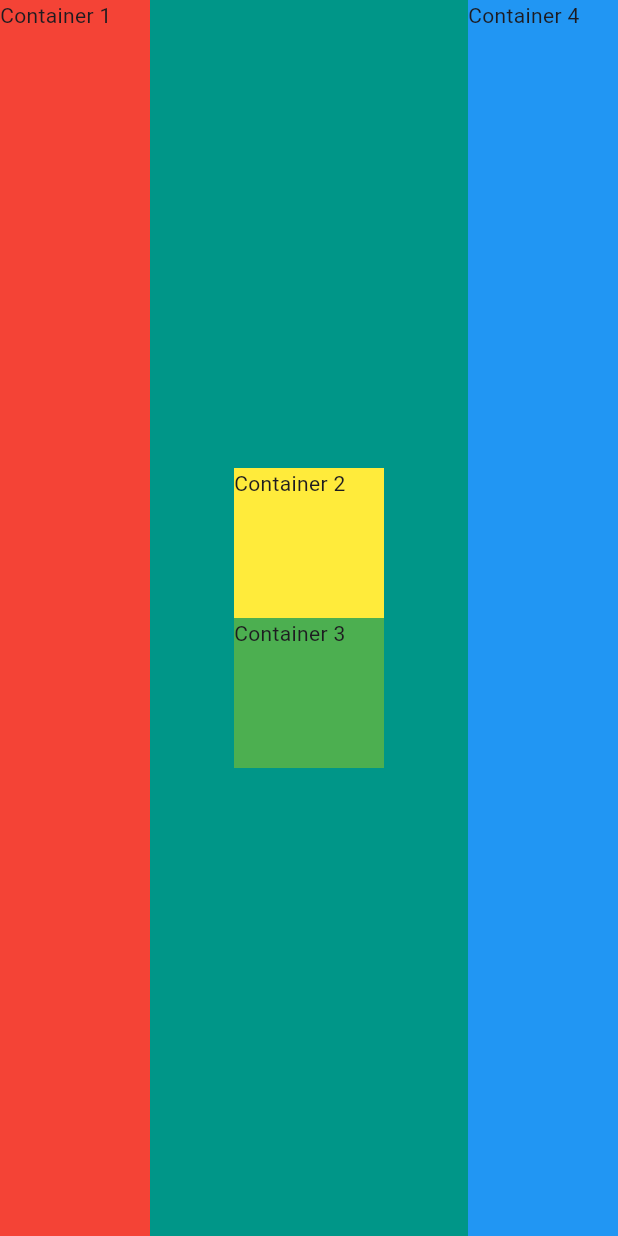
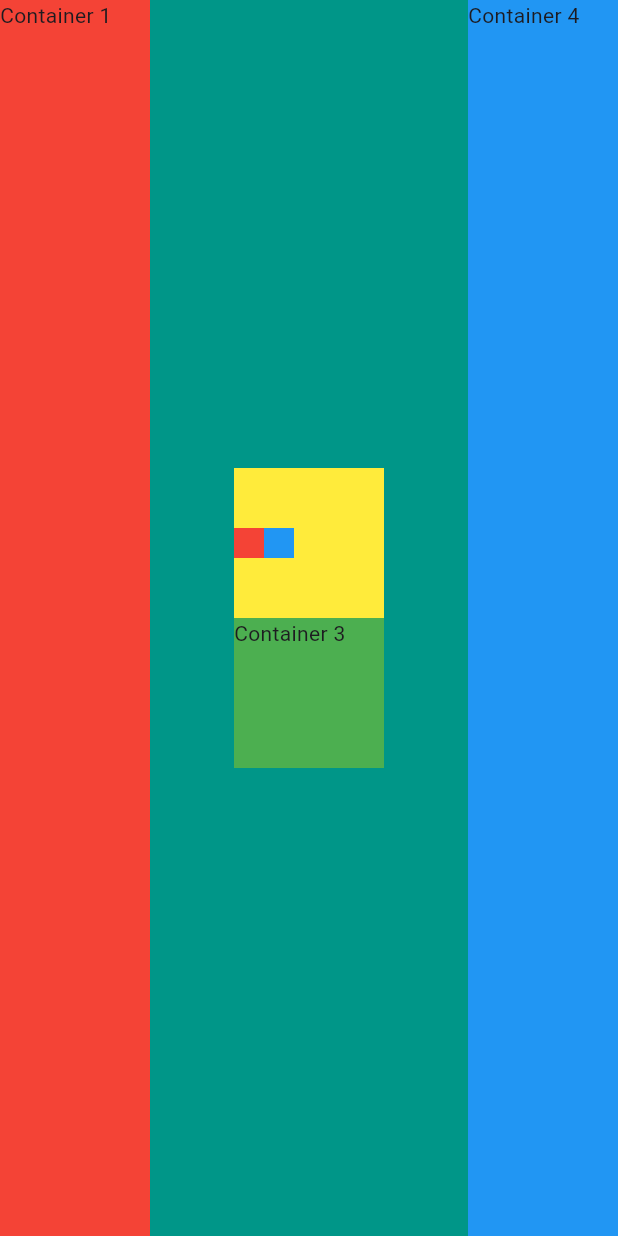
Before and after one commit to YEFRAMU/mycard_flutter, a Flutter app: the screen it shows after launch, on a phone screen of 412 x 824 dp. Run offline on Flutter 3.47's test engine with Material 3 defaults, Android fonts, the phone set to English and light mode, and no system bars.

Commit message:
Practice Layout 2

```diff
--- a/lib/main.dart
+++ b/lib/main.dart
@@ -32,7 +32,21 @@ class Myapp extends StatelessWidget {
                     height: 100,
                     width: 100,
                     color: Colors.yellow,
-                    child: Text("Container 2"),
+                    // child: Text("Container 2"),
+                    child: Row(
+                      children: [
+                        Container(
+                          height: 20,
+                          width: 20,
+                          color: Colors.red,
+                        ),
+                        Container(
+                          height: 20,
+                          width: 20,
+                          color: Colors.blue,
+                        )
+                      ],
+                    ),
                   ),
                   Container(
                     height: 100,
```
